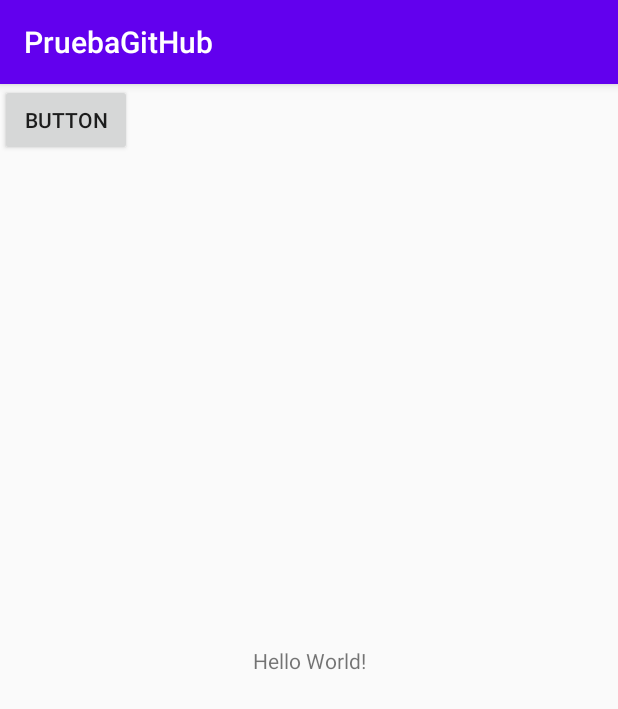
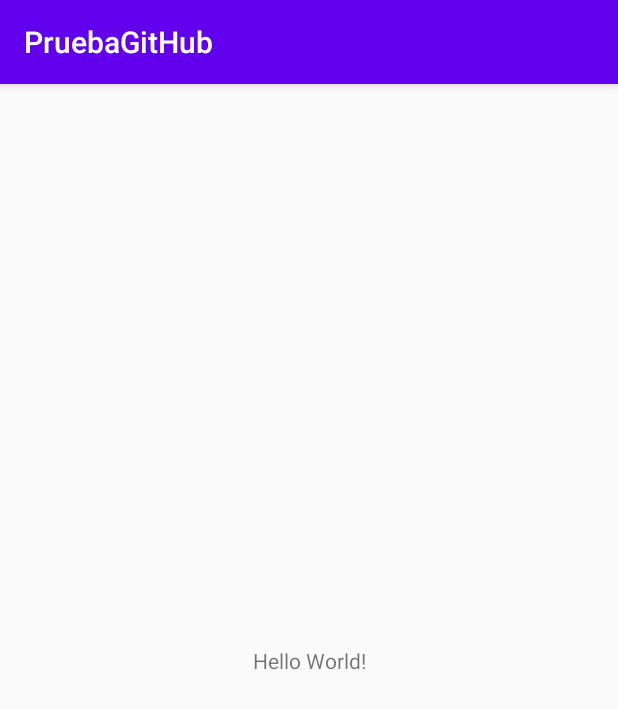
Before and after one commit to VictorHugo2017/PruebaGitHub, an Android app: the screen it shows after launch (MainActivity), on a phone screen of 412 x 824 dp. Shown: the top 709 px of the screen. Run offline under Robolectric (Android 15) with nearby library versions, the phone set to English and light mode, and no system bars.

Commit message:
Confirmacion de cambios F

```diff
--- a/app/src/main/res/layout/activity_main.xml
+++ b/app/src/main/res/layout/activity_main.xml
@@ -15,12 +15,4 @@
         app:layout_constraintRight_toRightOf="parent"
         app:layout_constraintTop_toTopOf="parent" />
 
-    <Button
-        android:id="@+id/button"
-        android:layout_width="wrap_content"
-        android:layout_height="wrap_content"
-        android:text="Button"
-        tools:layout_editor_absoluteX="201dp"
-        tools:layout_editor_absoluteY="235dp" />
-
 </androidx.constraintlayout.widget.ConstraintLayout>
```
